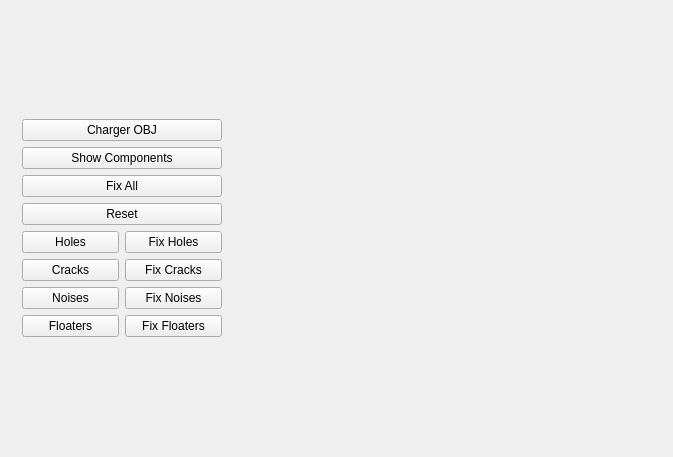
Before: the Qt Designer form mod/starterLight/mainwindow.ui in Zeddtheo/M2-Mesh-Repairing, drawn with Qt 5.
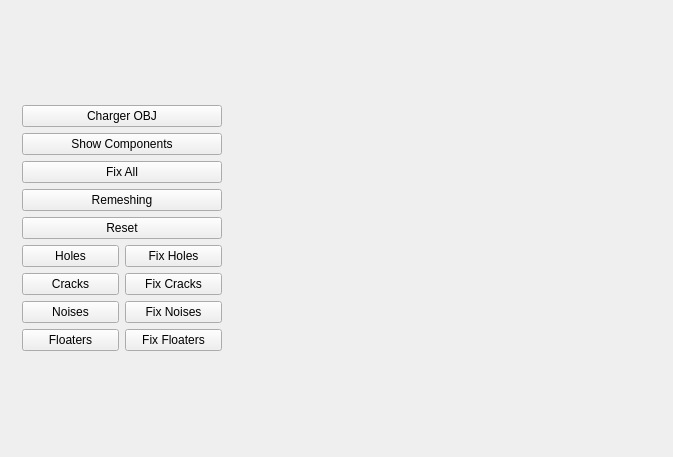
After: the same form once the commit is applied. Custom widgets are drawn as their Qt base class.

Patch:
```diff
--- a/mod/starterLight/mainwindow.ui
+++ b/mod/starterLight/mainwindow.ui
@@ -61,6 +61,13 @@
              </property>
             </widget>
            </item>
+           <item>
+            <widget class="QPushButton" name="pushButton_Remesh">
+             <property name="text">
+              <string>Remeshing</string>
+             </property>
+            </widget>
+           </item>
            <item>
             <widget class="QPushButton" name="pushButton_Reset">
              <property name="text">
```
